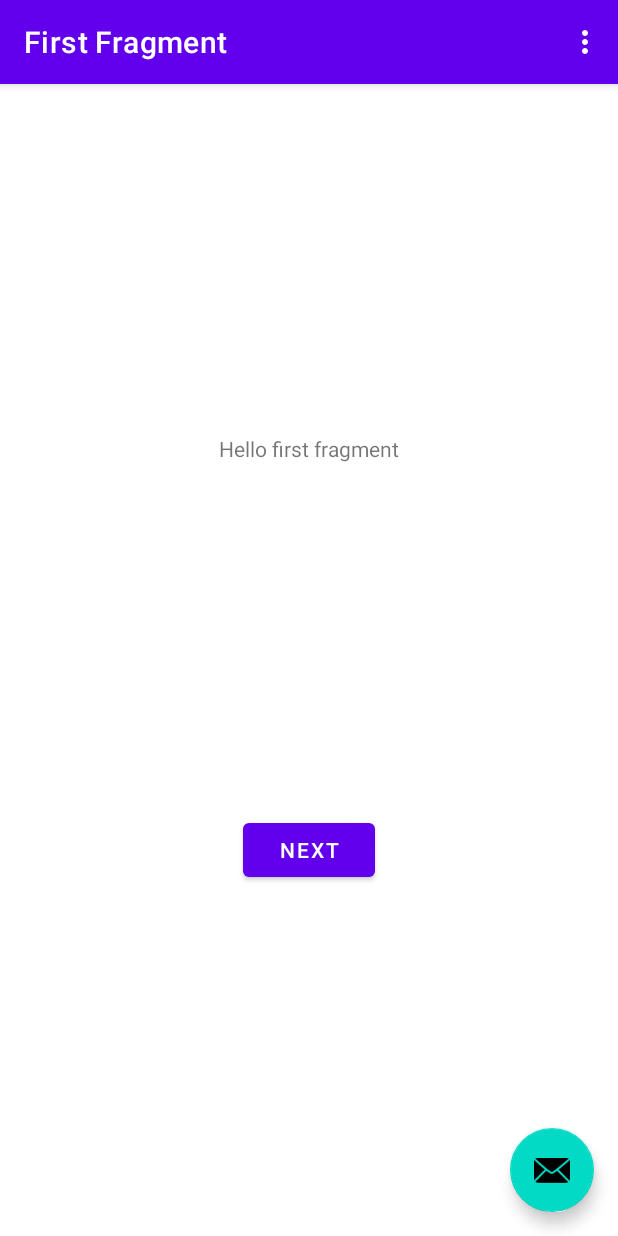
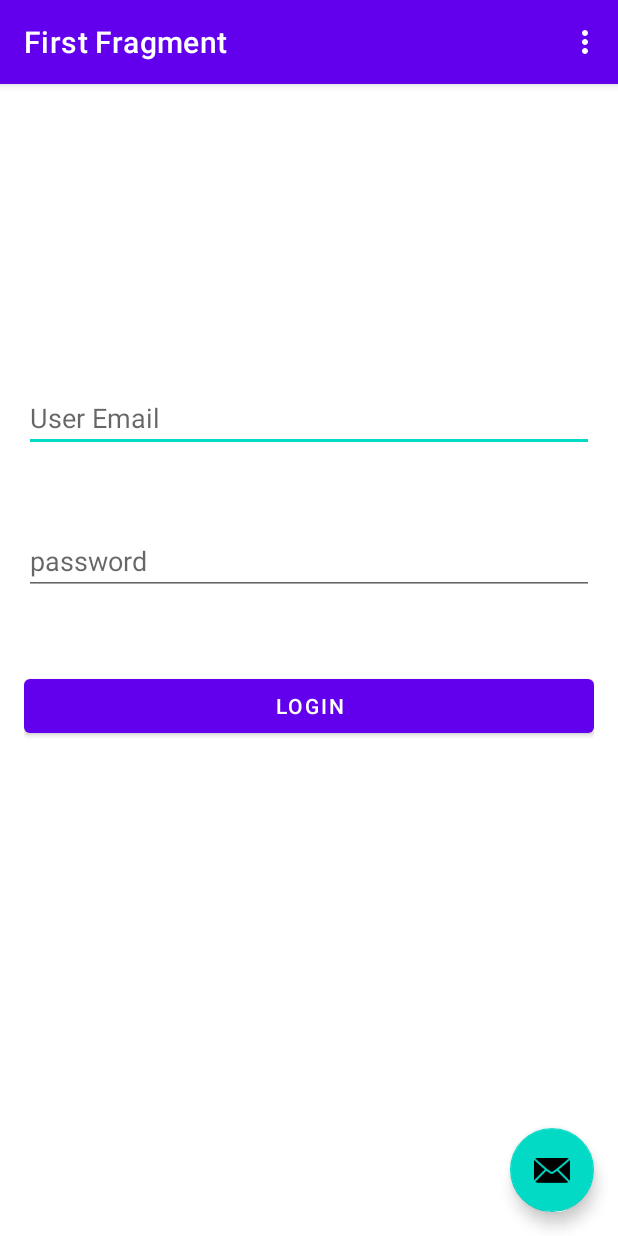
Before and after one commit to alexnidhogg/CapstonePublic, an Android app: the screen it shows after launch (MainActivity), on a phone screen of 412 x 824 dp. Run offline under Robolectric (Android 15) with nearby library versions, the phone set to English and light mode, and no system bars; our stand-ins replace Firebase (no records; nobody signed in at launch, a user with empty details on screens opened directly), navigation-ui.

Commit message:
basic login gang rise up

```diff
--- a/app/src/main/AndroidManifest.xml
+++ b/app/src/main/AndroidManifest.xml
@@ -1,6 +1,8 @@
 <?xml version="1.0" encoding="utf-8"?>
 <manifest xmlns:android="http://schemas.android.com/apk/res/android"
     package="sheridan.teodored.myapplication">
+    <uses-permission android:name="android.permission.INTERNET" />
+
 
     <application
         android:allowBackup="true"
--- a/app/src/main/java/sheridan/teodored/myapplication/MainActivity.kt
+++ b/app/src/main/java/sheridan/teodored/myapplication/MainActivity.kt
@@ -9,12 +9,14 @@ import androidx.navigation.ui.navigateUp
 import androidx.navigation.ui.setupActionBarWithNavController
 import android.view.Menu
 import android.view.MenuItem
+import com.google.firebase.auth.FirebaseAuth
 import sheridan.teodored.myapplication.databinding.ActivityMainBinding
 
 class MainActivity : AppCompatActivity() {
 
     private lateinit var appBarConfiguration: AppBarConfiguration
     private lateinit var binding: ActivityMainBinding
+
 
     override fun onCreate(savedInstanceState: Bundle?) {
         super.onCreate(savedInstanceState)
--- a/app/src/main/res/layout/fragment_first.xml
+++ b/app/src/main/res/layout/fragment_first.xml
@@ -1,28 +1,48 @@
 <?xml version="1.0" encoding="utf-8"?>
-<androidx.constraintlayout.widget.ConstraintLayout xmlns:android="http://schemas.android.com/apk/res/android"
+<LinearLayout xmlns:android="http://schemas.android.com/apk/res/android"
     xmlns:app="http://schemas.android.com/apk/res-auto"
     xmlns:tools="http://schemas.android.com/tools"
     android:layout_width="match_parent"
     android:layout_height="match_parent"
-    tools:context=".FirstFragment">
 
-    <TextView
-        android:id="@+id/textview_first"
-        android:layout_width="wrap_content"
+    tools:context=".FirstFragment"
+    android:orientation="vertical"
+    android:layout_centerInParent="true"
+    android:layout_marginLeft="16dp"
+    android:layout_marginRight="16dp"
+    >
+
+
+    <EditText
+        android:id="@+id/UserName"
+        android:layout_width="match_parent"
         android:layout_height="wrap_content"
-        android:text="@string/hello_first_fragment"
-        app:layout_constraintBottom_toTopOf="@id/button_first"
+        android:ems="10"
+        android:hint="User Email"
+        android:inputType="textPersonName"
+        android:translationY="200dp"
+        tools:layout_editor_absoluteX="100dp"
+        tools:layout_editor_absoluteY="16dp" />
+
+    <EditText
+        android:id="@+id/UserPass"
+        android:layout_width="match_parent"
+        android:layout_height="wrap_content"
+        android:ems="10"
+        android:hint="password"
+        android:inputType="textPassword"
+        android:translationY="250dp"
         app:layout_constraintEnd_toEndOf="parent"
+        app:layout_constraintHorizontal_bias="0.497"
         app:layout_constraintStart_toStartOf="parent"
-        app:layout_constraintTop_toTopOf="parent" />
+        tools:layout_editor_absoluteY="244dp" />
 
     <Button
         android:id="@+id/button_first"
-        android:layout_width="wrap_content"
+        android:layout_width="match_parent"
         android:layout_height="wrap_content"
-        android:text="@string/next"
-        app:layout_constraintBottom_toBottomOf="parent"
-        app:layout_constraintEnd_toEndOf="parent"
-        app:layout_constraintStart_toStartOf="parent"
-        app:layout_constraintTop_toBottomOf="@id/textview_first" />
-</androidx.constraintlayout.widget.ConstraintLayout>
+        android:layout_marginBottom="184dp"
+        android:text="Login"
+        android:translationY="300dp" />
+
+</LinearLayout>
--- a/build.gradle
+++ b/build.gradle
@@ -14,6 +14,7 @@ buildscript {
     }
 }
 
+
 task clean(type: Delete) {
     delete rootProject.buildDir
 }
```
Also changed, not shown: app/src/main/java/sheridan/teodored/myapplication/FirstFragment.kt (+35 -2 lines).
